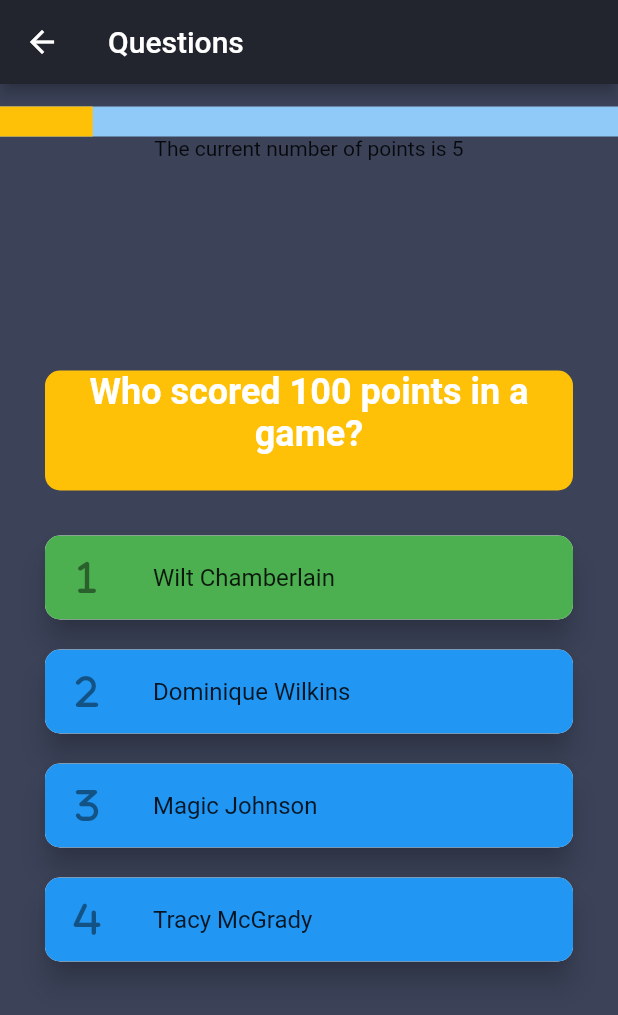
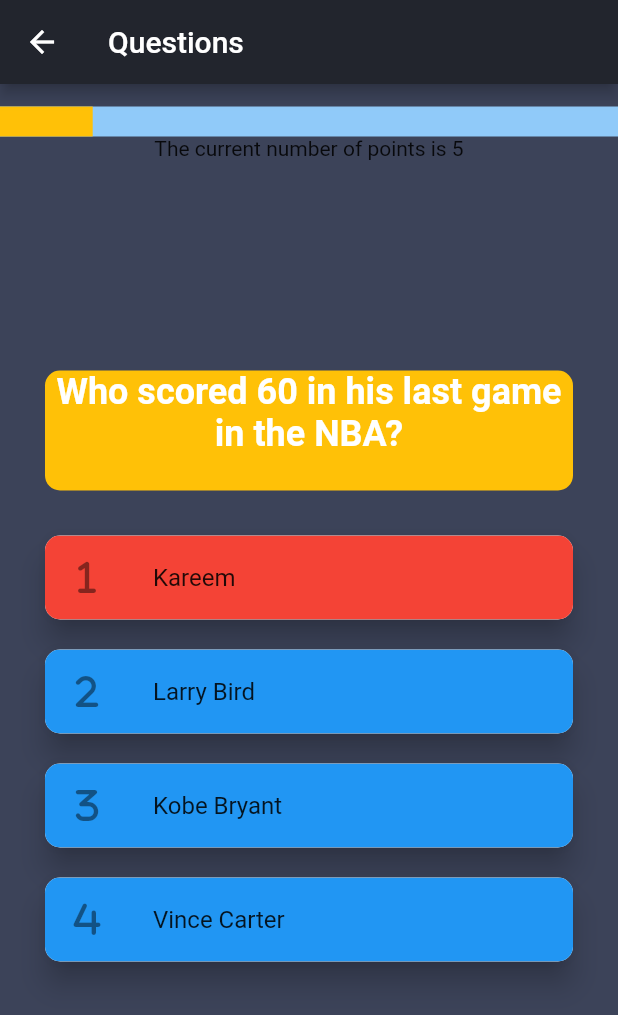
Before and after one commit to soulandbone/trivia_app, a Flutter app: the QuestionsScreen screen opened by its route, after a tap on an icon or button, on a phone screen of 412 x 824 dp. Shown: the top 1015 px of the screen. Run offline on Flutter 3.47's test engine with Material 2 defaults, Android fonts, the phone set to English and light mode, and no system bars; our stand-ins replace flutter_riverpod, font_awesome_flutter, gap.

Commit message:
Logic is more robust, to define 3 possible colors of the tile depending on the answer or whether it was pressed

```diff
--- a/lib/screens/questions_screen.dart
+++ b/lib/screens/questions_screen.dart
@@ -21,12 +21,12 @@ class QuestionsScreen extends StatelessWidget {
     {
       'question': 'Who scored 60 in his last game in the NBA?',
       'options': {
-        '1': 'Kobe Bryant',
+        '1': 'Kareem',
         '2': 'Larry Bird',
-        '3': 'Kareem Abdul-Jabbar',
+        '3': 'Kobe Bryant',
         '4': 'Vince Carter'
       },
-      'answer': 1
+      'answer': 3
     },
   ];
 
--- a/lib/widgets/answers.dart
+++ b/lib/widgets/answers.dart
@@ -19,13 +19,19 @@ class Answers extends ConsumerStatefulWidget {
 }
 
 class _AnswersState extends ConsumerState<Answers> {
-  bool pressed = false;
+  int pressedCorrect = -1;
 
-  void addPoints(WidgetRef ref) {
+  void checkAnswer(WidgetRef ref) {
     final quiz = ref.read(quizProvider.notifier);
+
     quiz.addPoints();
     setState(() {
-      pressed = true;
+      if ((widget.number + 1) == widget.answer) {
+        // see to do it with enums. More Elegant.
+        pressedCorrect = 0;
+      } else {
+        pressedCorrect = 1;
+      }
     });
   }
 
@@ -44,10 +50,12 @@ class _AnswersState extends ConsumerState<Answers> {
           borderRadius: BorderRadius.all(Radius.circular(10))),
       elevation: 8,
       child: ListTile(
-        onTap: () => addPoints(ref),
+        onTap: () => checkAnswer(ref),
         shape: const RoundedRectangleBorder(
             borderRadius: BorderRadius.all(Radius.circular(10))),
-        tileColor: pressed ? Colors.green : Colors.blue,
+        tileColor: pressedCorrect == -1
+            ? Colors.blue
+            : (pressedCorrect > 0 ? Colors.red : Colors.green),
 
         leading: icons[widget.number], //Text('$number.'),
         title: Text(widget.optionText),
--- a/lib/widgets/composed_widgets/quiz.dart
+++ b/lib/widgets/composed_widgets/quiz.dart
@@ -1,4 +1,3 @@
-
 import 'package:flutter/material.dart';
 import 'package:gap/gap.dart';
 import 'package:trivia_app/widgets/current_points.dart';
@@ -18,7 +17,7 @@ class Quiz extends StatelessWidget {
       QuizzProgress(),
       CurrentPoints(),
       const Gap(120),
-      Center(child: Question(question: '${questionsAnswers[0]['question']}')),
+      Center(child: Question(question: '${questionsAnswers[1]['question']}')),
       Expanded(
         child: ListView.builder(
           itemCount: questionsAnswers[0]['options']
@@ -27,8 +26,8 @@ class Quiz extends StatelessWidget {
             return Center(
                 child: Answers(
               number: index,
-              optionText: '${questionsAnswers[0]['options']['${index + 1}']}',
-              answer: questionsAnswers[0][
+              optionText: '${questionsAnswers[1]['options']['${index + 1}']}',
+              answer: questionsAnswers[1][
                   'answer'], // The '0' needs to be dynamic for every new page of trivia
             ));
           },
```
